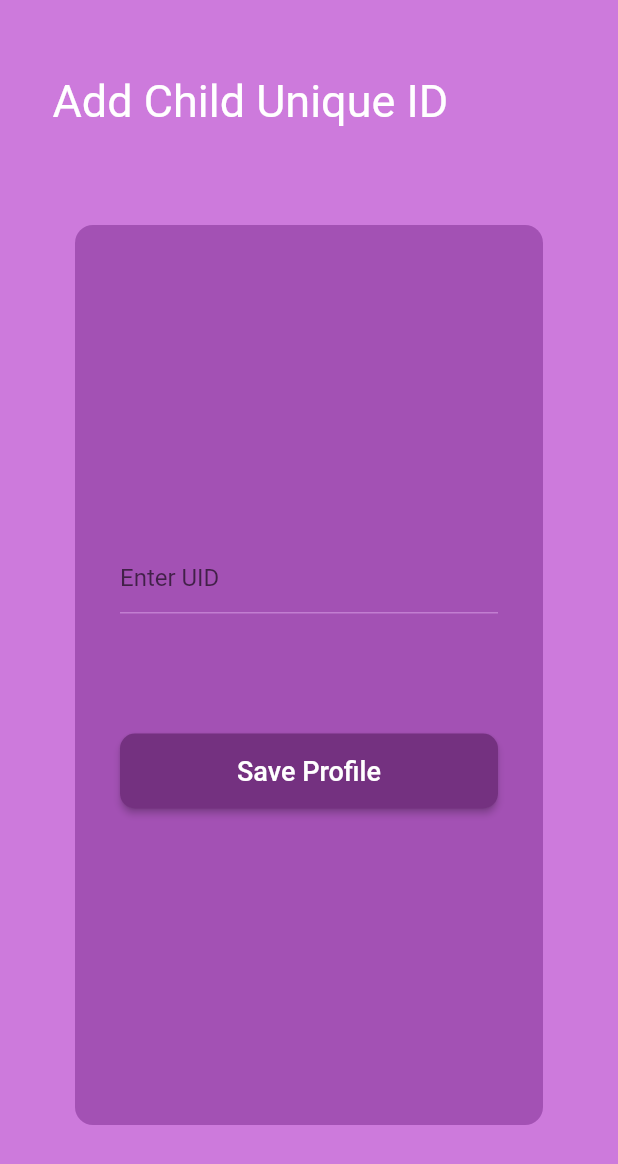
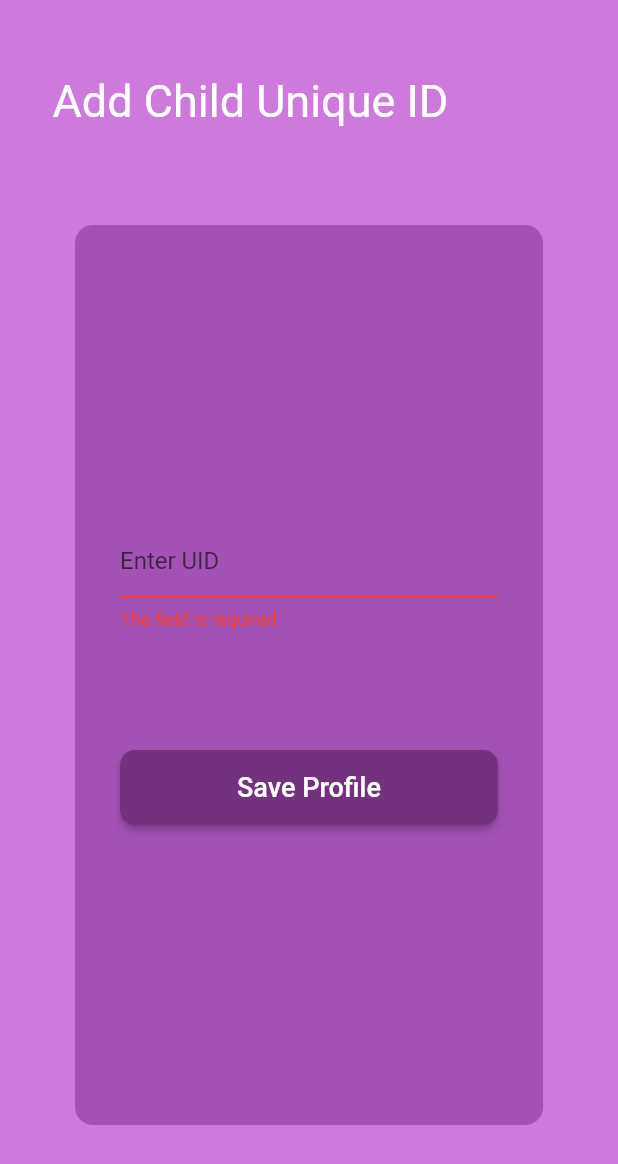
Before and after one commit to Tejaswika/Parvarish-Parent, a Flutter app: the CreateProfile screen opened directly with empty values, after a tap on "Save Profile", on a phone screen of 412 x 824 dp. Shown: the top 1164 px of the screen. Run offline on Flutter 3.47's test engine with Material 2 defaults, Android fonts, the phone set to English and light mode, and no system bars; our stand-ins replace carousel_slider, cloud_firestore, firebase_auth, firebase_core, form_validator, shared_preferences and 1 more; missing offline and left inert: animated_snack_bar; accounts and stored records are empty.

Commit message:
[master]: Added snackbars, error handling, validations, and code cleanup

```diff
--- a/lib/main.dart
+++ b/lib/main.dart
@@ -1,6 +1,7 @@
 import 'package:flutter/material.dart';
 import 'package:parent/route_test_screen.dart';
 import 'package:firebase_core/firebase_core.dart';
+import 'package:parent/services/local_storage_service.dart';
 
 void main() async {
   // WidgetsFlutterBinding.ensureInitialized();
@@ -18,6 +19,7 @@ void main() async {
       authDomain: "parvarish-e8a53.firebaseapp.com",
     ),
   );
+  LocalStorageService.init();
   runApp(const MyApp());
 }
 
@@ -31,9 +33,6 @@ class MyApp extends StatelessWidget {
       debugShowCheckedModeBanner: false,
       title: 'Flutter Demo',
       theme: ThemeData(
-        // To access these Colors First put Theme.of(context).colorScheme.XXX
-        // then in the place of XXX use the name of color
-        // for example Theme.of(context).colorScheme.primary || Theme.of(context).colorScheme.secondary
         colorScheme: const ColorScheme(
           brightness: Brightness.light,
           primary: Color.fromRGBO(39, 28, 162, 1),
--- a/lib/screens/create_profile.dart
+++ b/lib/screens/create_profile.dart
@@ -1,10 +1,17 @@
 import 'package:flutter/material.dart';
 import 'package:cloud_firestore/cloud_firestore.dart';
+import 'package:form_validator/form_validator.dart';
 import 'package:parent/constants/db_constants.dart';
+import 'package:parent/services/snackbar_service.dart';
 
 class CreateProfile extends StatefulWidget {
   final String? uid;
-  const CreateProfile({Key? key, required this.uid}) : super(key: key);
+  final void Function() successCallback;
+  const CreateProfile({
+    Key? key,
+    required this.uid,
+    required this.successCallback,
+  }) : super(key: key);
 
   @override
   State<CreateProfile> createState() => _CreateProfileState();
@@ -13,64 +20,11 @@ class CreateProfile extends StatefulWidget {
 class _CreateProfileState extends State<CreateProfile> {
   late String _uidChild;
   final FirebaseFirestore _firestore = FirebaseFirestore.instance;
-
-  // Creating a reference to the collection
   late final CollectionReference _parentCollection =
       _firestore.collection(DBConstants.parentCollectionName);
-  // To Update Document
+  final GlobalKey<FormState> _formKey = GlobalKey<FormState>();
 
-  // void _showMessage(BuildContext context) {
-  //   final scaffold = Scaffold.of(context);
-  //   scaffold.showSnackBar(
-  //     SnackBar(
-  //       content: const Text('Child already existsUpdating..'),
-  //     ),
-  //   );
-  // }
-
-  bool _isDuplicate = false;
-  bool _loading = true;
-  bool _isChildAdded = false;
-
-  void _updateDocument(_uidChild, parentUID) async {
-    // Creating a refrence(Anchor) to the document we want to access
-    DocumentReference documentReferencer = _parentCollection.doc(parentUID);
-
-    // Getting Snapshot from document reference created
-    DocumentSnapshot parentDataSnapshot = await documentReferencer.get();
-
-    // Getting data from Snapshot
-    Map<String, dynamic>? parentData =
-        parentDataSnapshot.data() as Map<String, dynamic>;
-
-    // Getting children array from document
-    List children = parentData['children'];
-    for (int i = 0; i < children.length; i++) {
-      print(children[i]);
-      if (children[i] == _uidChild) {
-        _isDuplicate = true;
-        print("Child already present");
-        break;
-      }
-    }
-    if (!_isDuplicate) {
-      children.add(_uidChild);
-      Map<String, dynamic> data = <String, dynamic>{
-        "children": children,
-      };
-      // Updating the document
-      await documentReferencer
-          .update(data)
-          .whenComplete(() => print("Child Added"))
-          .catchError((e) => print(e));
-    }
-    _isChildAdded = true;
-    setState(() {
-      _loading = false;
-    });
-  }
-
-  then() {}
+  bool _loading = false;
 
   @override
   Widget build(BuildContext context) {
@@ -96,9 +50,11 @@ class _CreateProfileState extends State<CreateProfile> {
             child: SingleChildScrollView(
               child: Column(
                 children: [
-                  Container(
+                  Form(
+                    key: _formKey,
+                    child: Container(
                       padding: const EdgeInsets.all(30),
-                    child: TextField(
+                      child: TextFormField(
                         keyboardType: TextInputType.emailAddress,
                         decoration: const InputDecoration(
                           hintText: 'Enter UID',
@@ -107,8 +63,9 @@ class _CreateProfileState extends State<CreateProfile> {
                           setState(() {
                             _uidChild = value.trim();
                           });
-                        print(_uidChild);
                         },
+                        validator: ValidationBuilder().required().build(),
+                      ),
                     ),
                   ),
                   const SizedBox(
@@ -120,27 +77,32 @@ class _CreateProfileState extends State<CreateProfile> {
                       minWidth: double.infinity,
                       height: 50,
                       onPressed: () {
-                        if (_loading) const CircularProgressIndicator();
-                        if (!_isChildAdded) {
-                          _updateDocument(_uidChild, widget.uid);
+                        if (_formKey.currentState != null &&
+                            _formKey.currentState!.validate()) {
+                          if (!_loading) {
+                            setState(() {
+                              _loading = true;
+                            });
+                            _addChild(_uidChild, widget.uid);
                           }
-                        print(_isDuplicate);
-                        if (_isDuplicate) {
-                          print("Hello");
-                          final scaffold = ScaffoldMessengerState();
-                          scaffold.showSnackBar(
-                            const SnackBar(
-                              content: Text('Child already existsUpdating..'),
-                            ),
-                          );
                         }
-                        Navigator.pop(context);
                       },
                       color: const Color.fromARGB(255, 116, 49, 128),
                       shape: RoundedRectangleBorder(
                         borderRadius: BorderRadius.circular(10),
                       ),
-                      child: const Text(
+                      child: _loading
+                          ? const Center(
+                              child: SizedBox(
+                                height: 18,
+                                width: 18,
+                                child: CircularProgressIndicator(
+                                  color: Colors.white,
+                                  strokeWidth: 2,
+                                ),
+                              ),
+                            )
+                          : const Text(
                               'Save Profile',
                               style: TextStyle(
                                 color: Colors.white,
@@ -157,4 +119,42 @@ class _CreateProfileState extends State<CreateProfile> {
       ),
     );
   }
+
+  void _addChild(_uidChild, parentUID) async {
+    bool _isDuplicate = false;
+    DocumentReference documentReferencer = _parentCollection.doc(parentUID);
+    DocumentSnapshot parentDataSnapshot = await documentReferencer.get();
+    Map<String, dynamic>? parentData =
+        parentDataSnapshot.data() as Map<String, dynamic>;
+
+    // Getting children array from document
+    List children = parentData['children'];
+    for (int i = 0; i < children.length; i++) {
+      if (children[i] == _uidChild) {
+        _isDuplicate = true;
+        SnackbarService.showInfoSnackbar(context, 'Child already registered!!');
+        setState(() {
+          _loading = false;
+        });
+        break;
       }
+    }
+    if (!_isDuplicate) {
+      children.add(_uidChild);
+      Map<String, dynamic> data = <String, dynamic>{
+        "children": children,
+      };
+      await documentReferencer.update(data).then((v) {
+        widget.successCallback();
+        SnackbarService.showSuccessSnackbar(context, 'Child registered!!');
+        Navigator.pop(context);
+      }).onError((error, stackTrace) {
+        SnackbarService.showErrorSnackbar(
+            context, 'Some error occured!! Please try after some time.');
+        setState(() {
+          _loading = false;
+        });
+      });
+    }
+  }
+}
```
Also changed, not shown: lib/screens/login_screen.dart (+67 -18 lines), lib/screens/select_child.dart (+19 -10 lines), lib/screens/signup_screen.dart (+89 -44 lines), lib/screens/welcome_screen.dart (+23 -1 lines), lib/services/local_storage_service.dart (added, +17 -0 lines), lib/services/snackbar_service.dart (added, +32 -0 lines), pubspec.yaml (+4 -39 lines), pubspec.lock. Lines whose indentation alone changed are shown as unchanged.
